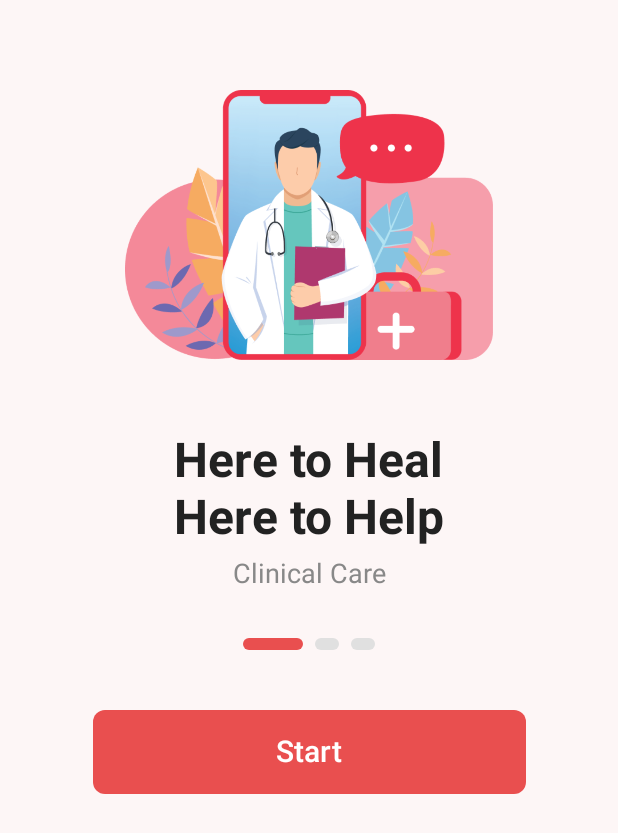
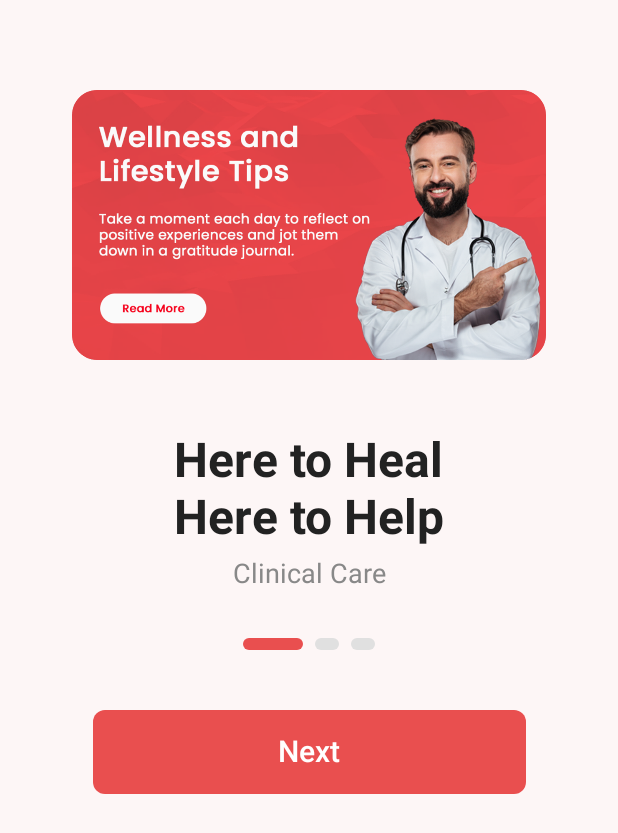
Before and after one commit to salmanmallah/Android-App-Emcura, an Android app built with Jetpack Compose: the screen it shows after launch (MainActivity), on a phone screen of 412 x 824 dp. Shown: the top 833 px of the screen. Run offline under Robolectric (Android 15) with nearby library versions, the phone set to English and light mode, and no system bars.

Commit message:
Refactor StartScreen to implement swipe navigation and update button logic for onboarding steps

```diff
--- a/app/src/main/java/com/app/splashscreen/ui/start/StartScreen.kt
+++ b/app/src/main/java/com/app/splashscreen/ui/start/StartScreen.kt
@@ -25,16 +25,22 @@ import androidx.compose.runtime.mutableStateOf
 import androidx.compose.runtime.getValue
 import androidx.compose.runtime.setValue
 import androidx.compose.ui.input.pointer.pointerInput
+import androidx.compose.animation.AnimatedContent
+import androidx.compose.animation.ExperimentalAnimationApi
+import androidx.compose.animation.core.tween
+import androidx.compose.animation.with
+import androidx.compose.animation.slideInHorizontally
+import androidx.compose.animation.slideOutHorizontally
+import androidx.compose.runtime.LaunchedEffect
 
 @Composable
 fun StartScreen(onStartClick: () -> Unit) {
-    val images = listOf(
-        R.drawable.start_screen,
-        R.drawable.splash_logo,
-        R.drawable.red_logo
-        // Add more drawable resources as needed
-    )
-    var currentImage by remember { mutableStateOf(0) }
+    val steps = 3
+    var currentStep by remember { mutableStateOf(0) }
+    val imageRes = R.drawable.ic_dashboard_card
+
+
+    @OptIn(ExperimentalAnimationApi::class)
     Box(
         modifier = Modifier
             .fillMaxSize()
@@ -43,35 +49,54 @@ fun StartScreen(onStartClick: () -> Unit) {
         Column(
             modifier = Modifier
                 .fillMaxSize()
-                .padding(top = 60.dp, bottom = 40.dp),
+                .padding(top = 60.dp, bottom = 40.dp)
+                .pointerInput(currentStep) {
+                    detectHorizontalDragGestures { change, dragAmount ->
+                        if (dragAmount > 0) {
+                            // Swipe right
+                            if (currentStep > 0) currentStep--
+                        } else if (dragAmount < 0) {
+                            // Swipe left
+                            if (currentStep < steps - 1) currentStep++
+                        }
+                    }
+                },
             horizontalAlignment = Alignment.CenterHorizontally
         ) {
-            // Carousel Image
+            var prevStep by remember { mutableStateOf(currentStep) }
+            val direction = if (currentStep > prevStep) 1 else -1
+            LaunchedEffect(currentStep) { prevStep = currentStep }
+            AnimatedContent(
+                targetState = currentStep,
+                transitionSpec = {
+                    if (direction > 0) {
+                        slideInHorizontally(
+                            initialOffsetX = { it }, animationSpec = tween(350)
+                        ) with slideOutHorizontally(
+                            targetOffsetX = { -it }, animationSpec = tween(350)
+                        )
+                    } else {
+                        slideInHorizontally(
+                            initialOffsetX = { -it }, animationSpec = tween(350)
+                        ) with slideOutHorizontally(
+                            targetOffsetX = { it }, animationSpec = tween(350)
+                        )
+                    }
+                }
+            ) { step ->
+                Column(horizontalAlignment = Alignment.CenterHorizontally) {
                     Box(
                         modifier = Modifier
                             .height(180.dp)
                             .fillMaxWidth()
-                    .pointerInput(currentImage) {
-                        detectHorizontalDragGestures { change, dragAmount ->
-                            if (dragAmount > 0) {
-                                // Swipe right
-                                currentImage = (currentImage - 1 + images.size) % images.size
-                            } else if (dragAmount < 0) {
-                                // Swipe left
-                                currentImage = (currentImage + 1) % images.size
-                            }
-                        }
-                    }
                     ) {
                         Image(
-                    painter = painterResource(id = images[currentImage]),
-                    contentDescription = "Carousel Image",
+                            painter = painterResource(id = imageRes),
+                            contentDescription = "Onboarding Image",
                             modifier = Modifier.fillMaxSize()
                         )
                     }
                     Spacer(modifier = Modifier.height(16.dp))
-            // Carousel Indicators
-
                     Spacer(modifier = Modifier.height(32.dp))
                     Text(
                         text = "Here to Heal\nHere to Help",
@@ -86,32 +111,43 @@ fun StartScreen(onStartClick: () -> Unit) {
                         color = Color(0xFF888888)
                     )
                     Spacer(modifier = Modifier.height(32.dp))
+                }
+            }
 
-
+            // Dots
             Row(
                 horizontalArrangement = Arrangement.Center,
                 modifier = Modifier.fillMaxWidth()
             ) {
-                images.forEachIndexed { index, _ ->
+                repeat(steps) { index ->
                     Box(
                         modifier = Modifier
-                            .size(width = if (index == currentImage) 40.dp else 16.dp, height = 8.dp)
+                            .size(width = if (index == currentStep) 40.dp else 16.dp, height = 8.dp)
                             .background(
-                                if (index == currentImage) Color(0xFFE94F4F) else Color(0xFFE0E0E0),
+                                if (index == currentStep) Color(0xFFE94F4F) else Color(0xFFE0E0E0),
                                 RoundedCornerShape(4.dp)
                             )
-                            .clickable { currentImage = index }
+                            .clickable { currentStep = index }
                     )
-                    if (index < images.size - 1) {
+                    if (index < steps - 1) {
                         Spacer(modifier = Modifier.width(8.dp))
                     }
                 }
             }
 
-
-
-
             Spacer(modifier = Modifier.height(40.dp))
+            if (currentStep < steps - 1) {
+                Button(
+                    onClick = { currentStep++ },
+                    colors = ButtonDefaults.buttonColors(containerColor = Color(0xFFE94F4F)),
+                    shape = RoundedCornerShape(8.dp),
+                    modifier = Modifier
+                        .fillMaxWidth(0.7f)
+                        .height(56.dp)
+                ) {
+                    Text(text = "Next", color = Color.White, fontSize = 20.sp)
+                }
+            } else {
                 Button(
                     onClick = onStartClick,
                     colors = ButtonDefaults.buttonColors(containerColor = Color(0xFFE94F4F)),
@@ -125,6 +161,7 @@ fun StartScreen(onStartClick: () -> Unit) {
             }
         }
     }
+}
 
 
 
```
Lines whose indentation alone changed are shown as unchanged.
